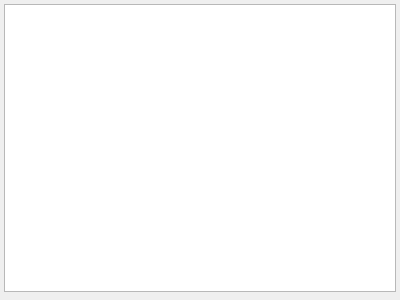
First picture: the form in plugins/forms/dialogDuplicateFilesFound.ui, repository kestermckinney/ProjectNotes, before the edit.
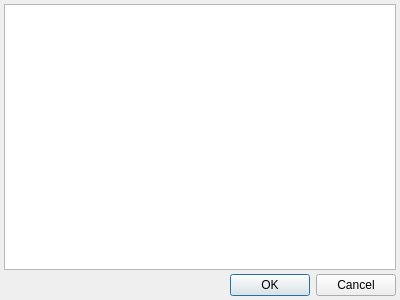
Second picture: the form after the edit.

The edit to the form file:
```diff
--- a/plugins/forms/dialogDuplicateFilesFound.ui
+++ b/plugins/forms/dialogDuplicateFilesFound.ui
@@ -45,7 +45,7 @@
    <item>
     <widget class="QDialogButtonBox" name="buttonBox">
      <property name="standardButtons">
-      <set>QDialogButtonBox::NoButton</set>
+      <set>QDialogButtonBox::StandardButton::Cancel|QDialogButtonBox::StandardButton::Ok</set>
      </property>
     </widget>
    </item>
```
Left out of the diff: 2 changed lines with no effect on the pictures.
